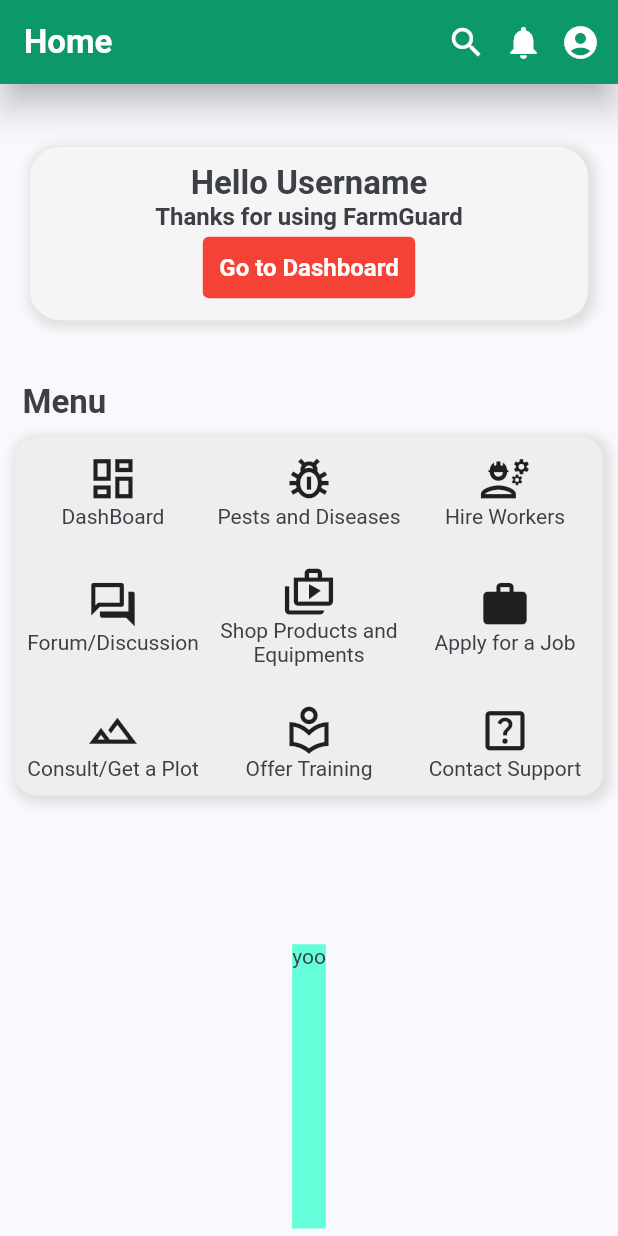
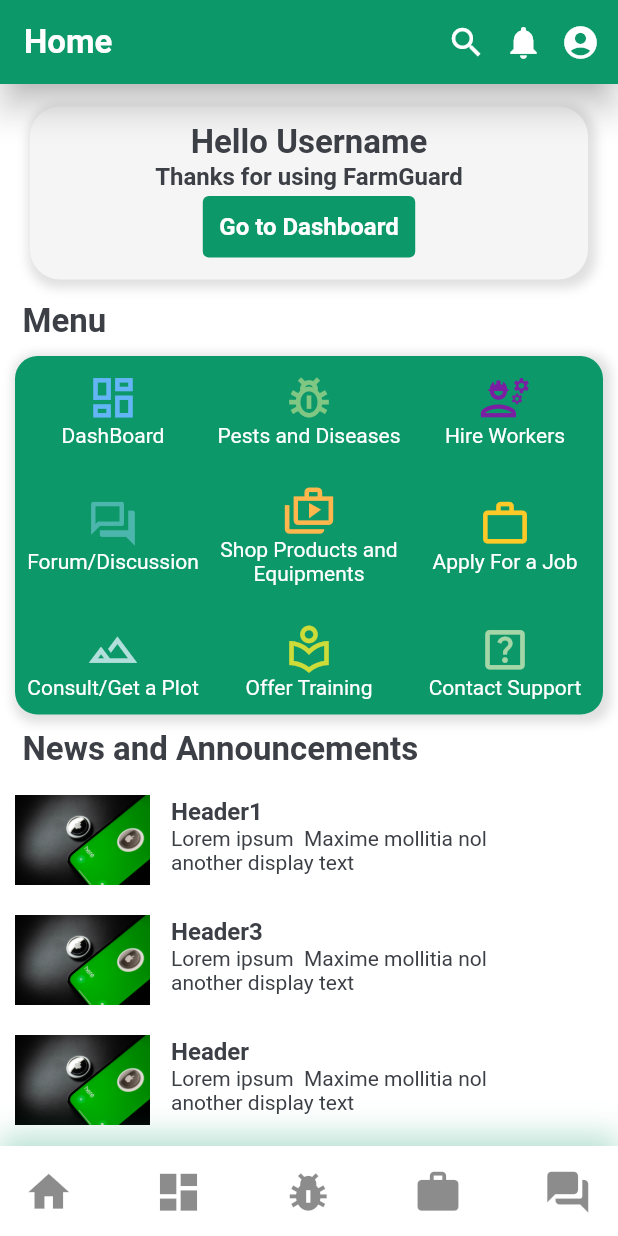
Before and after one commit to alainjr10/farmguard, a Flutter app: the screen it shows after launch, on a phone screen of 412 x 824 dp. Run offline on Flutter 3.47's test engine with Material 2 defaults, Android fonts, the phone set to English and light mode, and no system bars.

Commit message:
finished homepage ui and clickable links

```diff
--- a/plant_app_flutter/lib/constants.dart
+++ b/plant_app_flutter/lib/constants.dart
@@ -2,8 +2,11 @@ import 'package:flutter/material.dart';
 
 const kPrimaryColor = Color(0xFF0C9869);
 const kTextColor = Color(0xFF3C4046);
-const kBackgroundColor = Color(0xFFF9F8FD);
+//const kBackgroundColor = Color(0xFFF9F8FD);
+const kBackgroundColor = Color(0xFFFFFFFF);
 const kTitleTextStyle = TextStyle(fontSize: 22.0, fontWeight: FontWeight.w700);
 const kButtonTextStyle = TextStyle(fontSize: 16.0, fontWeight: FontWeight.w700);
+const kMiniHeaderTextStyle =
+    TextStyle(fontSize: 16.0, fontWeight: FontWeight.w700);
 
 const double kDefaultPadding = 20.0;
--- a/plant_app_flutter/lib/screens/home/components/body.dart
+++ b/plant_app_flutter/lib/screens/home/components/body.dart
@@ -1,16 +1,19 @@
 import 'package:flutter/material.dart';
 import 'package:plant_app_flutter/constants.dart';
+import 'package:plant_app_flutter/screens/home/components/news_and_announcements.dart';
 
 class Body extends StatelessWidget {
   @override
   Widget build(BuildContext context) {
     Size size = MediaQuery.of(context).size;
-    return Padding(
+    return SingleChildScrollView(
+      child: Padding(
         padding: EdgeInsets.all(5.0),
         child: Column(
+          mainAxisSize: MainAxisSize.min,
           children: [
-          Expanded(
-            flex: 1,
+            Flexible(
+              fit: FlexFit.loose,
               child: Row(
                 children: [
                   Expanded(
@@ -49,10 +52,10 @@ class Body extends StatelessWidget {
                           ),
                           TextButton(
                             style: ButtonStyle(
-                            backgroundColor:
-                                MaterialStateProperty.all<Color>(Colors.red),
-                            foregroundColor:
-                                MaterialStateProperty.all<Color>(Colors.white),
+                              backgroundColor: MaterialStateProperty.all<Color>(
+                                  kPrimaryColor),
+                              foregroundColor: MaterialStateProperty.all<Color>(
+                                  Colors.white),
                             ),
                             onPressed: () {},
                             child: Padding(
@@ -70,8 +73,9 @@ class Body extends StatelessWidget {
                 ],
               ),
             ),
-          Expanded(
+
             //second section which contains teh icons in the menu section
+            Flexible(
               flex: 2,
               child: Column(
                 crossAxisAlignment: CrossAxisAlignment.start,
@@ -98,7 +102,7 @@ class Body extends StatelessWidget {
                       bottom: 5.0,
                     ),
                     decoration: BoxDecoration(
-                    color: Colors.grey[200],
+                      color: kPrimaryColor,
                       boxShadow: [
                         BoxShadow(
                           color: Colors.grey.shade300,
@@ -117,41 +121,20 @@ class Body extends StatelessWidget {
                         children: [
                           Row(
                             children: [
-                            Expanded(
-                              child: Column(
-                                children: [
-                                  Icon(
-                                    Icons.dashboard_outlined,
-                                    size: 35,
+                              SingleMenuItem(
+                                anIcon: Icons.dashboard_outlined,
+                                iconCaption: 'DashBoard',
+                                iconColour: Colors.blue.shade300,
                               ),
-                                  Text('DashBoard'),
-                                ],
+                              SingleMenuItem(
+                                anIcon: Icons.pest_control_outlined,
+                                iconCaption: 'Pests and Diseases',
+                                iconColour: Colors.green.shade300,
                               ),
-                            ),
-                            Expanded(
-                              child: Column(
-                                children: [
-                                  Icon(
-                                    Icons.pest_control_outlined,
-                                    size: 35,
-                                  ),
-                                  Text(
-                                    'Pests and Diseases',
-                                    textAlign: TextAlign.center,
-                                  ),
-                                ],
-                              ),
-                            ),
-                            Expanded(
-                              child: Column(
-                                children: [
-                                  Icon(
-                                    Icons.engineering_outlined,
-                                    size: 35,
-                                  ),
-                                  Text('Hire Workers'),
-                                ],
-                              ),
+                              SingleMenuItem(
+                                anIcon: Icons.engineering_outlined,
+                                iconCaption: 'Hire Workers',
+                                iconColour: Colors.purple.shade700,
                               ),
                             ],
                           ),
@@ -160,44 +143,20 @@ class Body extends StatelessWidget {
                           ),
                           Row(
                             children: [
-                            Expanded(
-                              child: Column(
-                                children: [
-                                  Icon(
-                                    Icons.forum_outlined,
-                                    size: 35,
+                              SingleMenuItem(
+                                anIcon: Icons.forum_outlined,
+                                iconCaption: 'Forum/Discussion',
+                                iconColour: Colors.teal.shade300,
                               ),
-                                  Text(
-                                    'Forum/Discussion',
-                                    textAlign: TextAlign.center,
+                              SingleMenuItem(
+                                anIcon: Icons.shop_two_outlined,
+                                iconCaption: 'Shop Products and Equipments',
+                                iconColour: Colors.orange.shade300,
                               ),
-                                ],
-                              ),
-                            ),
-                            Expanded(
-                              child: Column(
-                                children: [
-                                  Icon(
-                                    Icons.shop_two_outlined,
-                                    size: 35,
-                                  ),
-                                  Text(
-                                    'Shop Products and Equipments',
-                                    textAlign: TextAlign.center,
-                                  ),
-                                ],
-                              ),
-                            ),
-                            Expanded(
-                              child: Column(
-                                children: [
-                                  Icon(
-                                    Icons.work_outlined,
-                                    size: 35,
-                                  ),
-                                  Text('Apply for a Job'),
-                                ],
-                              ),
+                              SingleMenuItem(
+                                anIcon: Icons.work_outline,
+                                iconCaption: 'Apply For a Job',
+                                iconColour: Colors.amber.shade400,
                               ),
                             ],
                           ),
@@ -206,41 +165,20 @@ class Body extends StatelessWidget {
                           ),
                           Row(
                             children: [
-                            Expanded(
-                              child: Column(
-                                children: [
-                                  Icon(
-                                    Icons.terrain_outlined,
-                                    size: 35,
+                              SingleMenuItem(
+                                anIcon: Icons.terrain_outlined,
+                                iconCaption: 'Consult/Get a Plot',
+                                iconColour: Colors.teal.shade100,
                               ),
-                                  Text(
-                                    'Consult/Get a Plot',
-                                    textAlign: TextAlign.center,
+                              SingleMenuItem(
+                                anIcon: Icons.local_library_outlined,
+                                iconCaption: 'Offer Training',
+                                iconColour: Colors.lime.shade500,
                               ),
-                                ],
-                              ),
-                            ),
-                            Expanded(
-                              child: Column(
-                                children: [
-                                  Icon(
-                                    Icons.local_library_outlined,
-                                    size: 35,
-                                  ),
-                                  Text('Offer Training'),
-                                ],
-                              ),
-                            ),
-                            Expanded(
-                              child: Column(
-                                children: [
-                                  Icon(
-                                    Icons.help_center_outlined,
-                                    size: 35,
-                                  ),
-                                  Text('Contact Support'),
-                                ],
-                              ),
+                              SingleMenuItem(
+                                anIcon: Icons.help_center_outlined,
+                                iconCaption: 'Contact Support',
+                                iconColour: Colors.green.shade200,
                               ),
                             ],
                           ),
@@ -251,11 +189,37 @@ class Body extends StatelessWidget {
                 ],
               ),
             ),
-          Expanded(
-            child: Container(
-              color: Colors.tealAccent,
-              child: Text('yoo'),
+            News_And_Announcements(),
+          ],
         ),
+      ),
+    );
+  }
+}
+
+class SingleMenuItem extends StatelessWidget {
+  const SingleMenuItem(
+      {required this.anIcon,
+      required this.iconCaption,
+      required this.iconColour});
+  final IconData anIcon;
+  final String iconCaption;
+  final Color iconColour;
+
+  @override
+  Widget build(BuildContext context) {
+    return Expanded(
+      child: Column(
+        children: [
+          Icon(
+            anIcon,
+            size: 35,
+            color: iconColour,
+          ),
+          Text(
+            iconCaption,
+            textAlign: TextAlign.center,
+            style: TextStyle(color: Colors.white),
           ),
         ],
       ),
--- /dev/null
+++ b/plant_app_flutter/lib/screens/home/components/botton_nav_bar.dart
@@ -0,0 +1,81 @@
+import 'package:flutter/material.dart';
+import 'package:plant_app_flutter/constants.dart';
+
+class BottomNavBar extends StatefulWidget {
+  @override
+  _BottomNavBarState createState() => _BottomNavBarState();
+}
+
+class _BottomNavBarState extends State<BottomNavBar> {
+  int _selectedIndex = 0;
+  static const TextStyle optionStyle =
+      TextStyle(fontSize: 30, fontWeight: FontWeight.bold);
+  static const List<Widget> _widgetOptions = <Widget>[
+    Text(
+      'Index 0: Home',
+      style: optionStyle,
+    ),
+    Text(
+      'Index 1: Business',
+      style: optionStyle,
+    ),
+    Text(
+      'Index 2: School',
+      style: optionStyle,
+    ),
+  ];
+
+  void _onItemTapped(int index) {
+    setState(() {
+      _selectedIndex = index;
+    });
+  }
+  //_widgetOptions.elementAt(_selectedIndex),
+
+  @override
+  Widget build(BuildContext context) {
+    return BottomNavigationBar(
+      type: BottomNavigationBarType.fixed,
+      items: const <BottomNavigationBarItem>[
+        BottomNavigationBarItem(
+          icon: Icon(
+            Icons.home,
+            size: 30,
+          ),
+          label: 'Home',
+        ),
+        BottomNavigationBarItem(
+          icon: Icon(
+            Icons.dashboard,
+            size: 30,
+          ),
+          label: 'Dashboard',
+        ),
+        BottomNavigationBarItem(
+          icon: Icon(
+            Icons.pest_control,
+            size: 30,
+          ),
+          label: 'Pests',
+        ),
+        BottomNavigationBarItem(
+          icon: Icon(
+            Icons.work_rounded,
+            size: 30,
+          ),
+          label: 'Hire',
+        ),
+        BottomNavigationBarItem(
+          icon: Icon(
+            Icons.forum_rounded,
+            size: 30,
+          ),
+          label: 'Forum',
+        ),
+      ],
+      currentIndex: _selectedIndex,
+      selectedItemColor: kPrimaryColor,
+      onTap: _onItemTapped,
+    );
+  }
+}
--- /dev/null
+++ b/plant_app_flutter/lib/screens/home/components/news_and_announcements.dart
@@ -0,0 +1,144 @@
+import 'package:flutter/material.dart';
+import 'package:plant_app_flutter/constants.dart';
+import 'package:url_launcher/url_launcher.dart';
+
+class News_And_Announcements extends StatelessWidget {
+  const News_And_Announcements({
+    Key? key,
+  }) : super(key: key);
+
+  @override
+  Widget build(BuildContext context) {
+    double cWidth = MediaQuery.of(context).size.width * 0.8;
+    return Flexible(
+      child: Column(
+        children: [
+          Container(
+            width: double.infinity,
+            margin: EdgeInsets.only(
+              left: 10,
+              top: 5.0,
+              right: 10.0,
+              bottom: 5.0,
+            ),
+            child: Text(
+              'News and Announcements',
+              style: kTitleTextStyle,
+            ),
+          ),
+          Container(
+            width: double.infinity,
+            margin: EdgeInsets.only(
+              left: 5,
+              top: 5.0,
+              right: 5.0,
+              bottom: 5.0,
+            ),
+            child: Column(
+              crossAxisAlignment: CrossAxisAlignment.stretch,
+              children: [
+                buildNewsGestureDetector(
+                  'Header1',
+                  'Lorem ipsum  Maxime mollitia nol another display text ',
+                  'assets/images/newsimg.jpg',
+                  () {
+                    return _launchURL('https://google.com');
+                  },
+                ),
+                SizedBox(
+                  height: 5,
+                ),
+                buildNewsGestureDetector(
+                  'Header3',
+                  'Lorem ipsum  Maxime mollitia nol another display text ',
+                  'assets/images/newsimg.jpg',
+                  () {
+                    return _launchURL('https://google.com');
+                  },
+                ),
+                SizedBox(
+                  height: 5,
+                ),
+                buildNewsGestureDetector(
+                  'Header',
+                  'Lorem ipsum  Maxime mollitia nol another display text ',
+                  'assets/images/newsimg.jpg',
+                  () {
+                    return _launchURL('https://google.com');
+                  },
+                ),
+              ],
+            ),
+          )
+        ],
+      ),
+    );
+  }
+
+  GestureDetector buildNewsGestureDetector(
+      String header, text, imageUrl, Function tappedURL()) {
+    return GestureDetector(
+      onTap: tappedURL,
+      // onTap: () {
+      //   return _launchURL();
+      // },
+      child: Row(
+        children: [
+          Image(
+            image: AssetImage(
+              imageUrl,
+            ),
+            height: 75.0,
+            width: 90,
+          ),
+          Flexible(
+            child: Container(
+              padding: const EdgeInsets.only(
+                left: 14.0,
+                right: 12.0,
+                bottom: 10.0,
+                top: 5.0,
+              ),
+              margin: EdgeInsets.only(right: 20),
+              child: Column(
+                crossAxisAlignment: CrossAxisAlignment.baseline,
+                mainAxisAlignment: MainAxisAlignment.start,
+                textBaseline: TextBaseline.ideographic,
+                children: [
+                  Row(
+                    children: <Widget>[
+                      Expanded(
+                        child: Text(
+                          header,
+                          style: kMiniHeaderTextStyle,
+                        ),
+                      )
+                    ],
+                  ),
+                  Row(
+                    children: <Widget>[
+                      Expanded(
+                        child: Text(
+                          text,
+                        ),
+                      )
+                    ],
+                  ),
+                ],
+              ),
+            ),
+          ),
+        ],
+      ),
+    );
+  }
+
+  _launchURL(String url) async {
+    //const url = 'https://google.com';
+    if (await canLaunch(url)) {
+      await launch(url);
+    } else {
+      throw 'Could not launch $url';
+    }
+  }
+}
--- a/plant_app_flutter/lib/screens/home/home_screen.dart
+++ b/plant_app_flutter/lib/screens/home/home_screen.dart
@@ -2,13 +2,14 @@ import 'package:flutter/cupertino.dart';
 import 'package:flutter/material.dart';
 import 'package:flutter/rendering.dart';
 import 'package:plant_app_flutter/screens/home/components/body.dart';
+import 'package:plant_app_flutter/screens/home/components/botton_nav_bar.dart';
 
 import '../../../constants.dart';
 
 class HomeScreen extends StatelessWidget {
   @override
   Widget build(BuildContext context) {
-    Size size = MediaQuery.of(context).size;
+    //Size size = MediaQuery.of(context).size;
     return Scaffold(
       appBar: AppBar(
         elevation: 9,
@@ -26,6 +27,67 @@ class HomeScreen extends StatelessWidget {
         ],
       ),
       body: Body(),
+      bottomNavigationBar: Container(
+        height: 60,
+        decoration: BoxDecoration(
+          color: Colors.white,
+          boxShadow: [
+            BoxShadow(
+              offset: Offset(0, -8),
+              blurRadius: 15,
+              color: kPrimaryColor.withOpacity(0.28),
+            ),
+          ],
+        ),
+        child: Padding(
+          padding: const EdgeInsets.only(left: 8.0, right: 10.0),
+          child: Row(
+            mainAxisAlignment: MainAxisAlignment.spaceBetween,
+            children: [
+              IconButton(
+                icon: Icon(
+                  Icons.home,
+                  size: 33,
+                  color: Colors.black45,
+                ),
+                onPressed: () {},
+              ),
+              IconButton(
+                icon: Icon(
+                  Icons.dashboard,
+                  size: 33,
+                  color: Colors.black45,
+                ),
+                onPressed: () {},
+              ),
+              IconButton(
+                icon: Icon(
+                  Icons.pest_control,
+                  size: 33,
+                  color: Colors.black45,
+                ),
+                onPressed: () {},
+              ),
+              IconButton(
+                icon: Icon(
+                  Icons.work_rounded,
+                  size: 33,
+                  color: Colors.black45,
+                ),
+                onPressed: () {},
+              ),
+              IconButton(
+                icon: Icon(
+                  Icons.forum_rounded,
+                  size: 33,
+                  color: Colors.black45,
+                ),
+                onPressed: () {},
+              ),
+            ],
+          ),
+        ),
+      ),
     );
   }
 }
--- a/plant_app_flutter/pubspec.yaml
+++ b/plant_app_flutter/pubspec.yaml
@@ -29,6 +29,7 @@ dependencies:
   cupertino_icons: ^1.0.2
   flutter_svg: ^0.22.0
   font_awesome_flutter: ^9.0.0
+  url_launcher: ^6.0.4
 
 dev_dependencies:
   flutter_test:
```
Also changed, not shown: plant_app_flutter/assets/images/newsimg.jpg (added), plant_app_flutter/pubspec.lock, 2 other files. Lines whose indentation alone changed are shown as unchanged.
